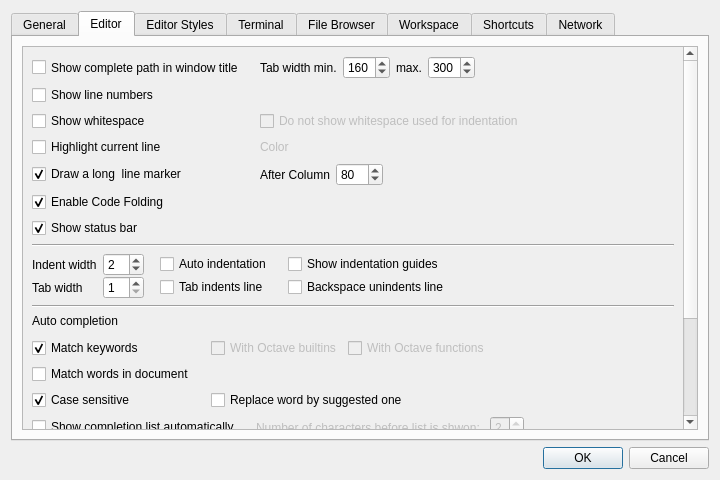
Qt form libgui/src/settings-dialog.ui (ctaggart/octave) before a commit.
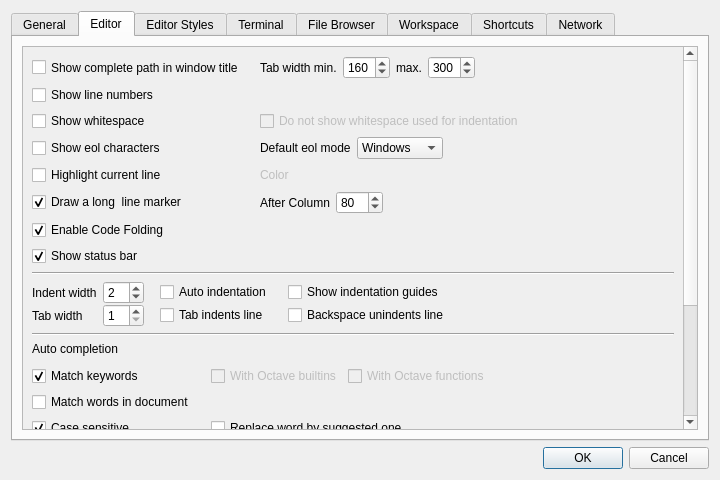
The same form after that commit. The open tabs and pages were chosen to show the change.

Commit message:
add a preference for the default eol mode of new files (bug #43334)
* file-editor-tab.cc (new_file): get eol mode from the settings or from the OS;
  (notice_settings): set visibility of eol chars depending on settings

* settings-dialog.ui: new checkbox for showing eol chars, new combobox for
  the default eol mode

* settings-dialog.cc (constructor): init preferences for showing eol chars and
  for the default eol mode from the settings;
  (write_changed_settings): write these new preferences to the settings files

branch : gui-release

```diff
--- a/libgui/src/settings-dialog.ui
+++ b/libgui/src/settings-dialog.ui
@@ -406,7 +406,7 @@
             <x>0</x>
             <y>0</y>
             <width>662</width>
-            <height>580</height>
+            <height>613</height>
            </rect>
           </property>
           <layout class="QVBoxLayout" name="verticalLayout_16">
@@ -417,6 +417,43 @@
                <property name="horizontalSpacing">
                 <number>6</number>
                </property>
+               <item row="6" column="2">
+                <layout class="QHBoxLayout" name="horizontalLayout_3">
+                 <item>
+                  <widget class="QLabel" name="editor_long_line_column_text">
+                   <property name="text">
+                    <string>After Column</string>
+                   </property>
+                  </widget>
+                 </item>
+                 <item>
+                  <widget class="QSpinBox" name="editor_long_line_column">
+                   <property name="minimum">
+                    <number>2</number>
+                   </property>
+                   <property name="maximum">
+                    <number>256</number>
+                   </property>
+                   <property name="value">
+                    <number>80</number>
+                   </property>
+                  </widget>
+                 </item>
+                 <item>
+                  <spacer name="horizontalSpacer_7">
+                   <property name="orientation">
+                    <enum>Qt::Horizontal</enum>
+                   </property>
+                   <property name="sizeHint" stdset="0">
+                    <size>
+                     <width>40</width>
+                     <height>20</height>
+                    </size>
+                   </property>
+                  </spacer>
+                 </item>
+                </layout>
+               </item>
                <item row="3" column="0">
                 <widget class="QCheckBox" name="editor_ws_checkbox">
                  <property name="text">
@@ -457,7 +494,7 @@
                  </property>
                 </widget>
                </item>
-               <item row="4" column="0">
+               <item row="5" column="0">
                 <widget class="QCheckBox" name="editor_highlightCurrentLine">
                  <property name="enabled">
                   <bool>true</bool>
@@ -467,7 +504,7 @@
                  </property>
                 </widget>
                </item>
-               <item row="4" column="2">
+               <item row="5" column="2">
                 <layout class="QGridLayout" name="editor_grid_current_line" rowstretch="0" columnstretch="0,0,0,0,0">
                  <property name="horizontalSpacing">
                   <number>12</number>
@@ -608,7 +645,7 @@
                  </property>
                 </spacer>
                </item>
-               <item row="5" column="0">
+               <item row="6" column="0">
                 <widget class="QCheckBox" name="editor_long_line_marker">
                  <property name="toolTip">
                   <string>This works well for monospaced fonts. The line is drawn at a position based on the width of a space character in the default font. It may not work very well if styles use proportional fonts or if varied font sizes or bold, italic and normal texts are used.</string>
@@ -621,44 +658,7 @@
                  </property>
                 </widget>
                </item>
-               <item row="5" column="2">
-                <layout class="QHBoxLayout" name="horizontalLayout_3">
-                 <item>
-                  <widget class="QLabel" name="editor_long_line_column_text">
-                   <property name="text">
-                    <string>After Column</string>
-                   </property>
-                  </widget>
-                 </item>
-                 <item>
-                  <widget class="QSpinBox" name="editor_long_line_column">
-                   <property name="minimum">
-                    <number>2</number>
-                   </property>
-                   <property name="maximum">
-                    <number>256</number>
-                   </property>
-                   <property name="value">
-                    <number>80</number>
-                   </property>
-                  </widget>
-                 </item>
-                 <item>
-                  <spacer name="horizontalSpacer_7">
-                   <property name="orientation">
-                    <enum>Qt::Horizontal</enum>
-                   </property>
-                   <property name="sizeHint" stdset="0">
-                    <size>
-                     <width>40</width>
-                     <height>20</height>
-                    </size>
-                   </property>
-                  </spacer>
-                 </item>
-                </layout>
-               </item>
-               <item row="6" column="0">
+               <item row="7" column="0">
                 <widget class="QCheckBox" name="cb_code_folding">
                  <property name="text">
                   <string>Enable Code Folding</string>
@@ -668,7 +668,7 @@
                  </property>
                 </widget>
                </item>
-               <item row="7" column="0">
+               <item row="8" column="0">
                 <widget class="QCheckBox" name="cb_edit_status_bar">
                  <property name="text">
                   <string>Show status bar</string>
@@ -678,6 +678,62 @@
                  </property>
                 </widget>
                </item>
+               <item row="4" column="0">
+                <widget class="QCheckBox" name="cb_show_eol">
+                 <property name="text">
+                  <string>Show eol characters</string>
+                 </property>
+                </widget>
+               </item>
+               <item row="4" column="2">
+                <layout class="QHBoxLayout" name="horizontalLayout_17">
+                 <item>
+                  <widget class="QLabel" name="label_22">
+                   <property name="text">
+                    <string>Default eol mode</string>
+                   </property>
+                  </widget>
+                 </item>
+                 <item>
+                  <widget class="QComboBox" name="combo_eol_mode">
+                   <property name="sizeAdjustPolicy">
+                    <enum>QComboBox::AdjustToMinimumContentsLength</enum>
+                   </property>
+                   <property name="minimumContentsLength">
+                    <number>7</number>
+                   </property>
+                   <item>
+                    <property name="text">
+                     <string>Windows</string>
+                    </property>
+                   </item>
+                   <item>
+                    <property name="text">
+                     <string>Unix</string>
+                    </property>
+                   </item>
+                   <item>
+                    <property name="text">
+                     <string>Mac</string>
+                    </property>
+                   </item>
+                  </widget>
+                 </item>
+                 <item>
+                  <spacer name="horizontalSpacer_17">
+                   <property name="orientation">
+                    <enum>Qt::Horizontal</enum>
+                   </property>
+                   <property name="sizeHint" stdset="0">
+                    <size>
+                     <width>40</width>
+                     <height>20</height>
+                    </size>
+                   </property>
+                  </spacer>
+                 </item>
+                </layout>
+               </item>
               </layout>
              </item>
              <item>
```
Left out of the diff: 2 changed lines with no effect on the pictures. The commit also changes 2 other files.
